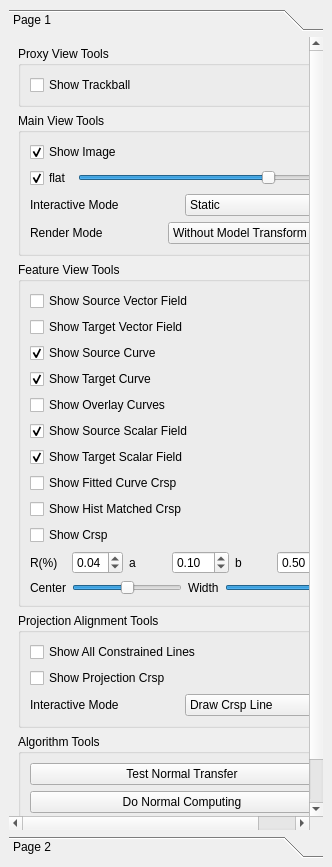
marlinilram/AppMod, file src/ui/ParameterDock.ui: the form before one commit.
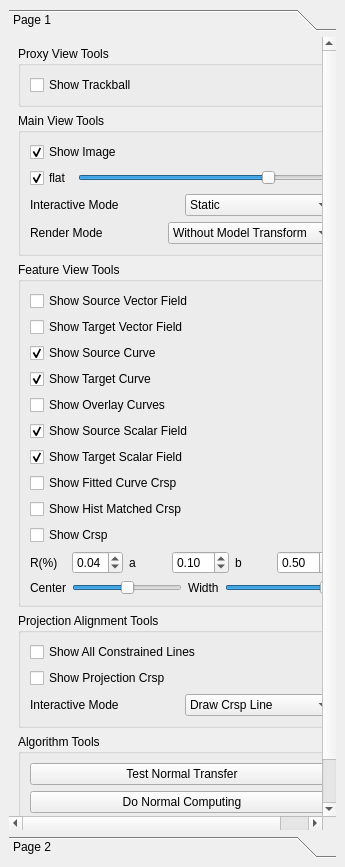
The form after the commit.

The edit to the form file:
```diff
--- a/src/ui/ParameterDock.ui
+++ b/src/ui/ParameterDock.ui
@@ -6,7 +6,7 @@
    <rect>
     <x>0</x>
     <y>0</y>
-    <width>332</width>
+    <width>345</width>
     <height>867</height>
    </rect>
   </property>
@@ -25,8 +25,8 @@
         <rect>
          <x>0</x>
          <y>0</y>
-         <width>324</width>
-         <height>758</height>
+         <width>327</width>
+         <height>775</height>
         </rect>
        </property>
        <attribute name="label">
```
Left out of the diff: 4 changed lines with no effect on the pictures.
